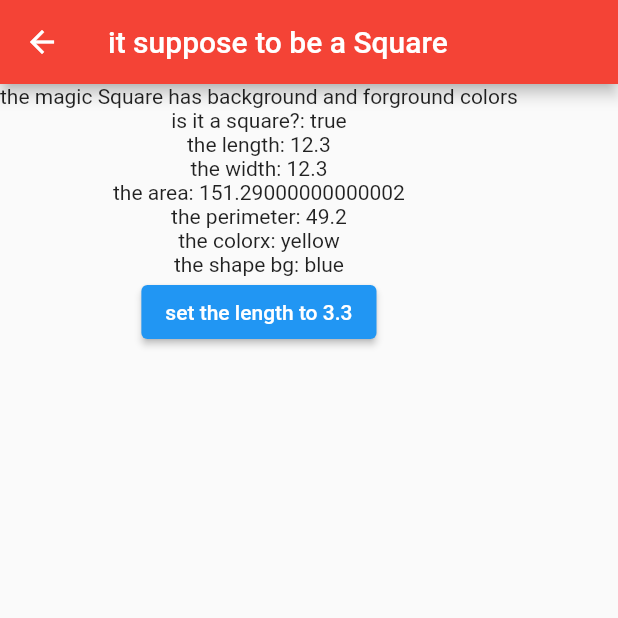
After one commit to mobayen/yumbrella, a Flutter app: the screen it shows after launch, after a tap on "Sshape: quare", on a phone screen of 412 x 824 dp, the top half of it. The commit adds this screen. Run offline on Flutter 3.47's test engine with Material 2 defaults, Android fonts, the phone set to English and light mode, and no system bars; our stand-ins replace get.

Commit message:
adds shapes with interfaces, classes and objects

```diff
--- /dev/null
+++ b/lib/contracts/black_white.dart
@@ -0,0 +1,11 @@
+abstract class BlackWhite {
+  // example
+  // Colors.grey[400];
+  // Colors.grey[shade];
+
+  /// gray shade Setter
+  set grayShade(int shade);
+
+  /// gray shade Getter
+  int get grayShade;
+}
--- /dev/null
+++ b/lib/contracts/colorful.dart
@@ -0,0 +1,13 @@
+abstract class Colorful {
+  /// the color Setter
+  set colorx(String color);
+
+  /// the color Getter
+  String get colorx;
+
+  /// background Setter
+  set bg(String color);
+
+  /// background Getter
+  String get bg;
+}
--- /dev/null
+++ b/lib/contracts/shapes/oval.dart
@@ -0,0 +1,21 @@
+import 'package:yumbrella/contracts/shapes/shape.dart';
+
+abstract class Oval extends Shape {
+  /// the minorRadius getter
+  double get minorRadius;
+
+  /// the minorRadius setter
+  set minorRadius(double v);
+
+  /// the majorRadius getter
+  double get majorRadius;
+
+  /// the majorRadius setter
+  set majorRadius(double v);
+
+  /// the isCircle getter
+  bool get isCircle;
+
+  /// the isCircle setter
+  set isCircle(bool v);
+}
--- /dev/null
+++ b/lib/contracts/shapes/rectangle.dart
@@ -0,0 +1,21 @@
+import 'package:yumbrella/contracts/shapes/shape.dart';
+
+abstract class Rectangle extends Shape {
+  /// the length getter
+  double get length;
+
+  /// the length setter
+  set length(double v);
+
+  /// the width getter
+  double get width;
+
+  /// the width setter
+  set width(double v);
+
+  /// the isSquare getter
+  bool get isSquare;
+
+  /// the isSquare setter
+  set isSquare(bool v);
+}
--- /dev/null
+++ b/lib/contracts/shapes/shape.dart
@@ -0,0 +1,4 @@
+abstract class Shape {
+  double area();
+  double perimeter();
+}
--- a/lib/home.dart
+++ b/lib/home.dart
@@ -3,6 +3,8 @@ import 'package:get/get.dart';
 import 'package:yumbrella/menu_controller.dart';
 import 'package:yumbrella/menu_list_page.dart';
 import 'package:yumbrella/menu_page.dart';
+import 'package:yumbrella/pages/shapes/rectangle_page.dart';
+import 'package:yumbrella/pages/shapes/square_page.dart';
 
 class Home extends StatelessWidget {
   const Home({Key? key}) : super(key: key);
@@ -20,7 +22,9 @@ class Home extends StatelessWidget {
       ),
 
       // Replace the 8 lines Navigator.push by a simple Get.to(). You don't need context
-      body: Column(
+      body: SafeArea(
+        minimum: const EdgeInsets.all(5),
+        child: Column(
           mainAxisAlignment: MainAxisAlignment.center,
           crossAxisAlignment: CrossAxisAlignment.stretch,
           children: [
@@ -36,7 +40,19 @@ class Home extends StatelessWidget {
               child: const Text("ALL Menu items"),
               onPressed: () => Get.to(MenuListPage()),
             ),
+            const SizedBox(
+              height: 15,
+            ),
+            ElevatedButton(
+              child: const Text("Sshape: quare"),
+              onPressed: () => Get.to(SquarePage()),
+            ),
+            ElevatedButton(
+              child: const Text("Shape: rectangle"),
+              onPressed: () => Get.to(RectanglePage()),
+            ),
           ],
+        ),
       ),
       floatingActionButton: FloatingActionButton(
         child: const Icon(Icons.add),
--- /dev/null
+++ b/lib/models/magic_rectangle.dart
@@ -0,0 +1,87 @@
+import 'package:yumbrella/contracts/black_white.dart';
+import 'package:yumbrella/contracts/shapes/rectangle.dart';
+
+class MagicRectangle implements Rectangle, BlackWhite {
+  late double _length;
+  late double _width;
+  late bool _isSquare = false;
+  late int _grayShade = 400;
+
+  MagicRectangle({
+    required double length,
+    required double width,
+    bool isSquare = false,
+    int grayShade = 400,
+  }) {
+    _length = length;
+    _width = width;
+    _isSquare = isSquare;
+    _grayShade = grayShade;
+
+    // // if it is a square, length and width must have the same value
+    // if (isSquare) {
+    //   _length = _width;
+    // }
+  }
+
+  /// the isSquare setter does not work for a Square
+  @override
+  set isSquare(bool v) {
+    // // if it is a square, length and width must have the same value
+    // if (v) {
+    //   _length = _width;
+    // }
+    _isSquare = v;
+  }
+
+  @override
+  bool get isSquare {
+    return _isSquare;
+  }
+
+  /// setter and getter: length
+  @override
+  set length(double v) {
+    _length = v;
+  }
+
+  @override
+  double get length {
+    return _length;
+  }
+
+  /// setter and getter: width
+  @override
+  double get width {
+    return _width;
+  }
+
+  @override
+  set width(double v) {
+    _width = v;
+  }
+
+  // grey shade getter and setter
+
+  @override
+  int get grayShade {
+    return _grayShade;
+  }
+
+  @override
+  set grayShade(int shade) {
+    _grayShade = shade;
+  }
+
+  /// calculates the area
+  @override
+  double area() {
+    return _length * _width;
+  }
+
+  /// calculates the perimiter
+  @override
+  double perimeter() {
+    return 2 * (_length + _width);
+  }
+}
--- /dev/null
+++ b/lib/models/magic_square.dart
@@ -0,0 +1,97 @@
+import 'package:yumbrella/contracts/colorful.dart';
+import 'package:yumbrella/contracts/shapes/rectangle.dart';
+
+class MagicSquare implements Rectangle, Colorful {
+  /// it has to stay 'true' always
+  final bool _isSquare = true;
+
+  late double _length;
+  late double _width;
+
+  late String _bg;
+  late String _colorx;
+
+  MagicSquare({
+    required double length,
+    bg = 'blue',
+    colorx = 'yellow',
+  }) {
+    _length = length;
+    _width = length;
+    _bg = bg;
+    _colorx = colorx;
+  }
+
+  /// the isSquare setter does not work for a Square
+  @override
+  set isSquare(bool v) {}
+
+  @override
+  bool get isSquare {
+    return _isSquare;
+  }
+
+  /// setter and getter: length
+  /// begause it is a square, both width nd length get changed at the same time
+  @override
+  set length(double v) {
+    _width = v;
+    _length = v;
+  }
+
+  @override
+  double get length {
+    return _length;
+  }
+
+  /// setter and getter: width
+  @override
+  double get width {
+    return _width;
+  }
+
+  /// begause it is a square, both width nd length get changed at the same time
+  @override
+  set width(double v) {
+    _width = v;
+    _length = v;
+  }
+
+  /// calculates the area
+  @override
+  double area() {
+    return _length * _width;
+  }
+
+  /// calculates the perimiter
+  @override
+  double perimeter() {
+    return 2 * (_length + _width);
+  }
+
+  // /// the color Setter
+  @override
+  set colorx(String v) {
+    _colorx = v;
+  }
+
+  // }
+
+  // /// the color Getter
+  @override
+  String get colorx {
+    return _colorx;
+  }
+
+  // /// background Setter
+  @override
+  set bg(String v) {
+    _bg = v;
+  }
+
+  /// background Getter
+  @override
+  String get bg {
+    return _bg;
+  }
+}
--- /dev/null
+++ b/lib/pages/shapes/rectangle_page.dart
@@ -0,0 +1,29 @@
+import 'package:flutter/material.dart';
+import 'package:yumbrella/models/magic_rectangle.dart';
+
+class RectanglePage extends StatelessWidget {
+  const RectanglePage({Key? key}) : super(key: key);
+
+  @override
+  Widget build(BuildContext context) {
+    MagicRectangle ms = MagicRectangle(length: 12.3, width: 3.5, grayShade: 12);
+
+    return Scaffold(
+      appBar: AppBar(
+        title: const Text('it suppose to be a Square'),
+        backgroundColor: Colors.red,
+      ),
+      body: Column(
+        children: [
+          Text('the magic rectangle is a black&white shape'),
+          Text('is it a square?: ${ms.isSquare}'),
+          Text('the length: ${ms.length}'),
+          Text('the width: ${ms.width}'),
+          Text('the area: ${ms.area()}'),
+          Text('the perimeter: ${ms.perimeter()}'),
+          Text('the rectangle is a: gray[${ms.grayShade}]'),
+        ],
+      ),
+    );
+  }
+}
--- /dev/null
+++ b/lib/pages/shapes/square_page.dart
@@ -0,0 +1,38 @@
+import 'package:flutter/material.dart';
+import 'package:get/instance_manager.dart';
+import 'package:yumbrella/models/magic_square.dart';
+
+class SquarePage extends StatelessWidget {
+  const SquarePage({Key? key}) : super(key: key);
+
+  @override
+  Widget build(BuildContext context) {
+    MagicSquare ms = Get.put(MagicSquare(length: 12.3));
+
+    return Scaffold(
+      appBar: AppBar(
+        title: const Text('it suppose to be a Square'),
+        backgroundColor: Colors.red,
+      ),
+      body: Column(
+        children: [
+          Text('the magic Square has background and forground colors'),
+          Text('is it a square?: ${ms.isSquare}'),
+          Text('the length: ${ms.length}'),
+          Text('the width: ${ms.width}'),
+          Text('the area: ${ms.area()}'),
+          Text('the perimeter: ${ms.perimeter()}'),
+          Text('the colorx: ${ms.colorx}'),
+          Text('the shape bg: ${ms.bg}'),
+          ElevatedButton(
+            onPressed: () {
+              ms.length = 3.3;
+              print(ms.area());
+            },
+            child: Text('set the length to 3.3'),
+          ),
+        ],
+      ),
+    );
+  }
+}
```
Lines whose indentation alone changed are shown as unchanged.
